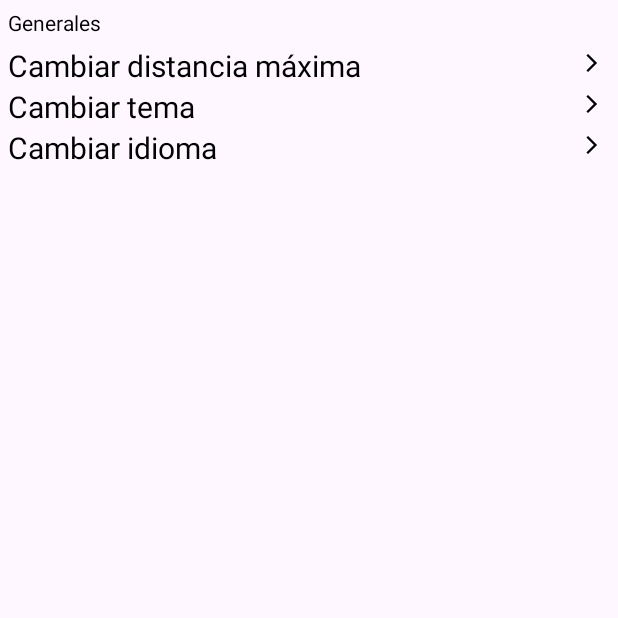
After one commit to ax14n/naughty-sign, an Android app: the GeneralSettingsActivity screen opened directly, with no data from a screen before it, on a phone screen of 412 x 824 dp, the top half of it. The commit adds this screen. Run offline under Robolectric (Android 15) with nearby library versions, the phone set to English and light mode, and no system bars.

Commit message:
improves the result of pressing 'about us' button and separetes general settings from profile settings

```diff
--- a/app/src/main/AndroidManifest.xml
+++ b/app/src/main/AndroidManifest.xml
@@ -37,7 +37,10 @@
             android:name=".activities.SignUpActivity"
             android:exported="true" />
         <activity
-            android:name=".activities.ConfigurationActivity"
+            android:name=".activities.ProfileConfigurationActivity"
+            android:exported="true" />
+        <activity
+            android:name=".activities.GeneralSettingsActivity"
             android:exported="true" />
     </application>
 
--- /dev/null
+++ b/app/src/main/java/com/example/naughty_sign/activities/GeneralSettingsActivity.kt
@@ -0,0 +1,120 @@
+package com.example.naughty_sign.activities
+
+import android.app.AlertDialog
+import android.os.Bundle
+import android.widget.LinearLayout
+import android.widget.TextView
+import androidx.appcompat.app.AppCompatActivity
+import com.example.naughty_sign.databinding.ActivityGeneralConfigurationsBinding
+import com.google.android.material.slider.RangeSlider
+
+
+class GeneralSettingsActivity : AppCompatActivity() {
+
+    lateinit var binding: ActivityGeneralConfigurationsBinding
+
+    override fun onCreate(savedInstanceState: Bundle?) {
+        super.onCreate(savedInstanceState)
+        // Inicializa el binding para enlazar la vista del layout
+        binding = ActivityGeneralConfigurationsBinding.inflate(layoutInflater)
+
+        val botonesYTexto = mapOf(
+            binding.changeMaxDistanceButton to "Cambiar distancia máxima",
+            binding.changeTheme to "Cambiar tema",
+            binding.changeLanguage to "Cambiar idioma"
+        )
+
+        val botonesYFunciones =
+            mapOf(binding.changeMaxDistanceButton to { showMaxDistancePopUp(10, 100) },
+                binding.changeTheme to { changeTheme() },
+                binding.changeLanguage to { changeLanguage() })
+
+        for (boton in botonesYTexto.keys) {
+            boton.text.text = botonesYTexto[boton]
+            boton.root.setOnClickListener { botonesYFunciones[boton]?.invoke() }
+        }
+
+        setContentView(binding.root)
+    }
+
+    /**
+     * Muestra un diálogo para seleccionar la distancia máxima de búsqueda.
+     *
+     * @param min Distancia mínima en kilómetros.
+     * @param max Distancia máxima en kilómetros.
+     */
+    private fun showMaxDistancePopUp(min: Int, max: Int) {
+
+        /*
+        * Crea un cuadro de dialogo que existe en el mismo contexto que esta ventana y le establece
+        * el título de 'Selecciona el rango de distancia'.
+        */
+        val builder = AlertDialog.Builder(this)
+        builder.setTitle("Selecciona el rango de distancia")
+
+        /*
+        * Se crea un LinearLayout para que los elementos se agrupen de forma verticial. Establece
+        * un margen interior de 50, 40, 50, 10. (LEFT, TOP, RIGHT, BOTTOM).
+        * */
+        val layout = LinearLayout(this)
+        layout.orientation = LinearLayout.VERTICAL
+        layout.setPadding(50, 40, 50, 10)
+
+        /*
+        * Configuro un TextView con un valor inicial de 'Rango de edad' ajunto con el mínimo y el
+        * máximo pasado por parámetro. El valor será actualizado más tarde según como el usuario
+        * interacute con la barra.
+        * */
+        val kmRangeTextView = TextView(this).apply {
+            text = "Rango de distancia: $min - $max"
+        }
+
+        /*
+        * Se crea un RangeSlider donde se representará el rango de edad que se quiere alcanzar. En
+        * su interior contiene los siguientes parámetros:
+        * -----------------------------------------------------------------------------------------
+        * valueFrom -> Representación del valor mínimo que usará la barra.
+        * valueTo   -> Representación del valor máximo que usará la barra.
+        * setpSize  -> Cuánto incrementará la barra por nivel alcanzado.
+        * values    -> Una lista donde se indica el valor inicial y final que aparecerá por omisión.
+        * */
+        val kmRangeSlider = RangeSlider(this).apply {
+            valueFrom = 18f             // Valor mínimo del RangeSlider.
+            valueTo = 100f              // Valor máximo del RangeSlider.
+            stepSize = 1f               // Incremento de 1 año para cada paso.
+            values = listOf(18f, 100f)  // Valores iniciales: 18 como mínimo y 100 como máximo.
+
+            /*
+            * Establezco un Listener que se encargará de que cuando se detecte un cambio actualice
+            * el texto informativo para el usaurio de forma que refleje el rango por pantalla.
+            * */
+            addOnChangeListener { slider, _, _ ->
+                val selectedMinKm = slider.values[0].toInt()
+                val selectedMaxKm = slider.values[1].toInt()
+                kmRangeTextView.text = "Rango de km: $selectedMinKm - $selectedMaxKm"
+            }
+        }
+
+        /*
+        * Añado al LayoutManager el TextView y el RangeSlider que declaramos y manipulamos antes.
+        * */
+        layout.addView(kmRangeTextView)
+        layout.addView(kmRangeSlider)
+
+        /*
+        * Añado el LayoutMangaer a dentro del cuadro de dialogo que hicimos anteriormente.
+        * */
+        builder.setView(layout)
+
+        /*
+        * Una vez configurado el cuadro de dialogo, se forma finalmente y se muestra por pantalla
+        * */
+        val dialog: AlertDialog = builder.create()
+        dialog.show()
+    }
+
+    private fun changeTheme() {}
+
+    private fun changeLanguage() {}
+
+}
--- /dev/null
+++ b/app/src/main/res/layout/activity_general_configurations.xml
@@ -0,0 +1,37 @@
+<?xml version="1.0" encoding="utf-8"?>
+<LinearLayout xmlns:android="http://schemas.android.com/apk/res/android"
+    android:layout_width="match_parent"
+    android:layout_height="match_parent"
+    android:orientation="vertical">
+
+    <!-- Comienzo de la sección de ajustes generales de la aplicación -->
+    <TextView
+        android:layout_width="match_parent"
+        android:layout_height="wrap_content"
+        android:padding="5dp"
+        android:text="Generales"
+        android:textColor="@color/black" />
+
+    <!-- Botón para cambiar el nombre de usuario -->
+    <include
+        android:id="@+id/change_max_distance_button"
+        layout="@layout/custom_button"
+        android:layout_width="match_parent"
+        android:layout_height="wrap_content" />
+
+    <!-- Botón para cambiar la descripción del usuario -->
+    <include
+        android:id="@+id/change_theme"
+        layout="@layout/custom_button"
+        android:layout_width="match_parent"
+        android:layout_height="wrap_content" />
+
+    <!-- Botón para cambiar el idioma de la aplicación -->
+    <include
+        android:id="@+id/change_language"
+        layout="@layout/custom_button"
+        android:layout_width="match_parent"
+        android:layout_height="wrap_content" />
+
+
+</LinearLayout>
--- a/app/src/main/res/menu/settings_menu.xml
+++ b/app/src/main/res/menu/settings_menu.xml
@@ -2,6 +2,10 @@
 <menu xmlns:android="http://schemas.android.com/apk/res/android"
     xmlns:app="http://schemas.android.com/apk/res-auto">
 
+    <item
+        android:id="@+id/go_profile_settings_button"
+        android:title="@string/configurar_perfil"
+        app:showAsAction="never" />
     <item
         android:id="@+id/go_settings_button"
         android:title="Configuración" />
--- /dev/null
+++ b/app/src/main/res/values-night/strings.xml
@@ -0,0 +1,4 @@
+<?xml version="1.0" encoding="utf-8"?>
+<resources>
+    <string name="configurar_perfil">Configurar perfil</string>
+</resources>
--- a/app/src/main/res/values/strings.xml
+++ b/app/src/main/res/values/strings.xml
@@ -2,4 +2,5 @@
     <string name="app_name">Naughty-Sign</string>
     <!-- TODO: Remove or change this placeholder text -->
     <string name="hello_blank_fragment">Hello blank fragment</string>
+    <string name="configurar_perfil">Configurar perfil</string>
 </resources>
```
Also changed, not shown: app/src/main/java/com/example/naughty_sign/activities/ProfileConfigurationActivity.kt (renamed from app/src/main/java/com/example/naughty_sign/activities/ConfigurationActivity.kt, +3 -83 lines), app/src/main/java/com/example/naughty_sign/fragments/FragmentProfile.kt (+34 -5 lines), app/src/main/res/layout/activity_settings.xml (+0 -21 lines).
